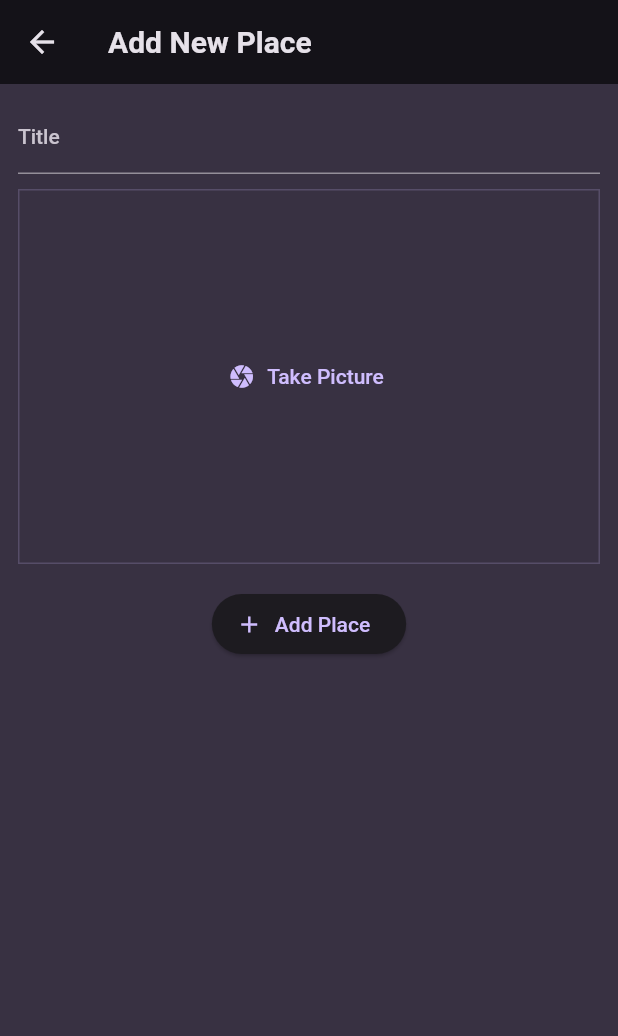
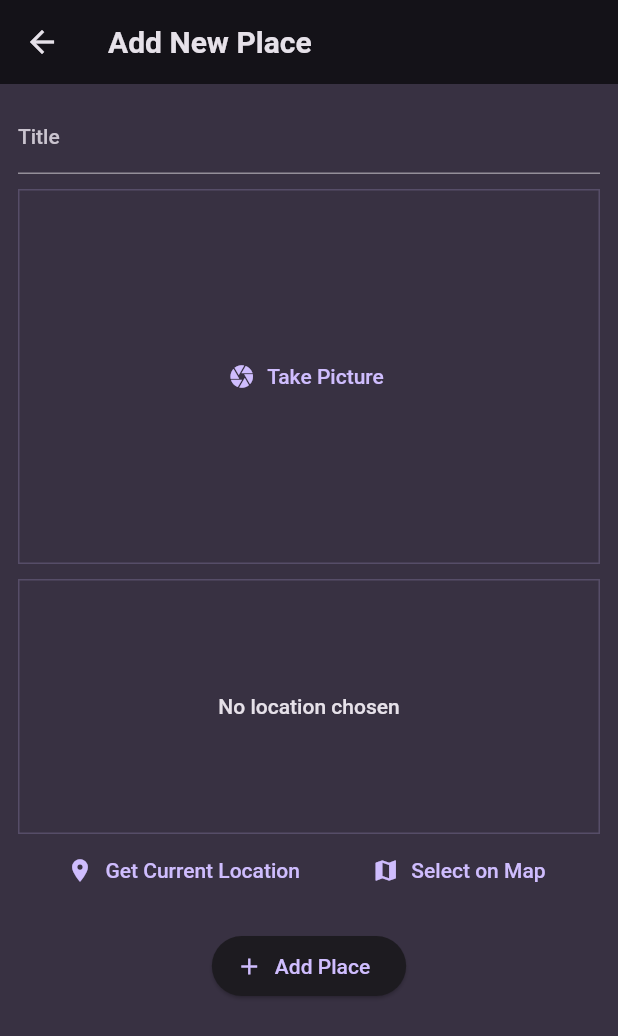
Before and after one commit to thatserfan/Favorite-Places-Flutter, a Flutter app: the AddPlaceScreen screen opened directly, on a phone screen of 412 x 824 dp. Shown: the top 1036 px of the screen. Run offline on Flutter 3.47's test engine with Material 2 defaults, Android fonts, the phone set to English and light mode, and no system bars; our stand-ins replace flutter_riverpod, google_fonts, image_picker.

Commit message:
Add location field on add place

```diff
--- a/lib/screens/add_place_screen.dart
+++ b/lib/screens/add_place_screen.dart
@@ -2,6 +2,7 @@ import 'dart:io';
 
 import 'package:favorite_palces/providers/user_places.dart';
 import 'package:favorite_palces/widgets/image_input.dart';
+import 'package:favorite_palces/widgets/location_widget.dart';
 import 'package:flutter/material.dart';
 import 'package:flutter_riverpod/flutter_riverpod.dart';
 
@@ -56,9 +57,13 @@ class _AddPlaceScreenState extends ConsumerState<AddPlaceScreen> {
               ),
             ),
             const SizedBox(height: 10),
-            ImageInput(onPickImage: (image) {
-              _selectedImage = image;
-            }),
+            ImageInput(
+              onPickImage: (image) {
+                _selectedImage = image;
+              },
+            ),
+            const SizedBox(height: 10),
+            LoactionInput(),
             const SizedBox(height: 16),
             ElevatedButton.icon(
               onPressed: _savePalce,
--- /dev/null
+++ b/lib/widgets/location_widget.dart
@@ -0,0 +1,54 @@
+import 'package:flutter/material.dart';
+import 'package:flutter/widgets.dart';
+
+class LoactionInput extends StatefulWidget {
+  const LoactionInput({super.key});
+
+  @override
+  State<LoactionInput> createState() {
+    return _LoactionInputState();
+  }
+}
+
+class _LoactionInputState extends State<LoactionInput> {
+  @override
+  Widget build(BuildContext context) {
+    return Column(
+      children: [
+        Container(
+          height: 170,
+          width: double.infinity,
+          alignment: Alignment.center,
+          decoration: BoxDecoration(
+            border: Border.all(
+              width: 1,
+              color: Theme.of(context).colorScheme.primary.withOpacity(0.2),
+            ),
+          ),
+          child: Text(
+            'No location chosen',
+            textAlign: TextAlign.center,
+            style: Theme.of(context).textTheme.bodyLarge!.copyWith(
+                  color: Theme.of(context).colorScheme.onBackground,
+                ),
+          ),
+        ),
+        Row(
+          mainAxisAlignment: MainAxisAlignment.spaceEvenly,
+          children: [
+            TextButton.icon(
+              onPressed: () {},
+              icon: const Icon(Icons.location_on),
+              label: const Text('Get Current Location'),
+            ),
+            TextButton.icon(
+              onPressed: () {},
+              icon: const Icon(Icons.map),
+              label: const Text('Select on Map'),
+            ),
+          ],
+        ),
+      ],
+    );
+  }
+}
```
